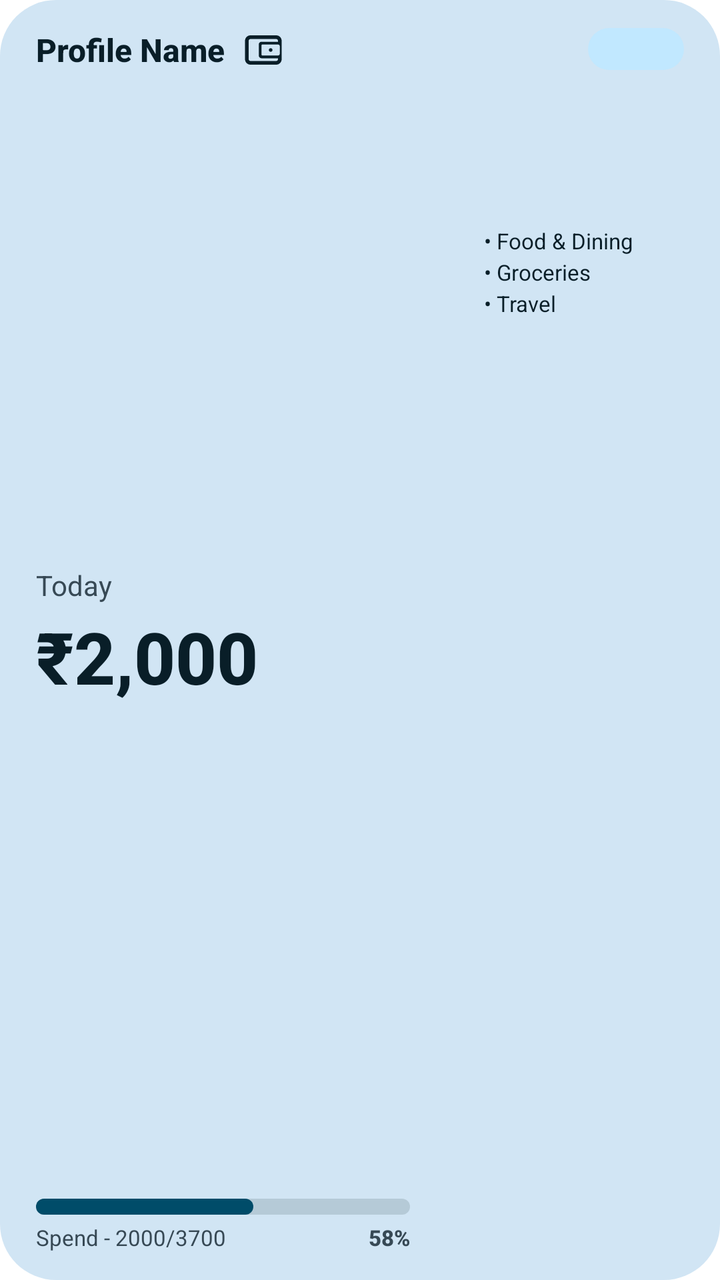
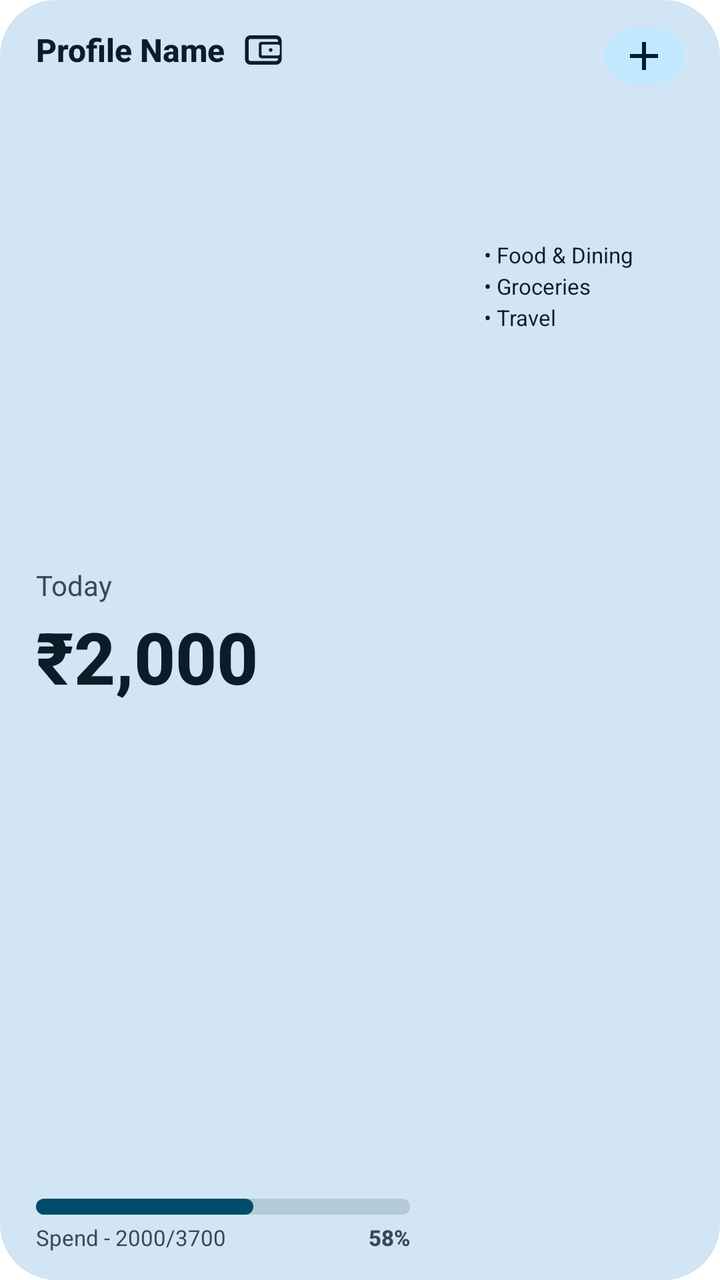

An Android layout rendered at two revisions. The XML below is the earlier revision; the diff shows what the commit changed to produce the second picture.
<!-- AndroidManifest.xml: fallback theme Theme.MaterialComponents.DayNight.NoActionBar -->
<!-- res/layout/widget_expense_tracker_medium.xml -->
<?xml version="1.0" encoding="utf-8"?>
<LinearLayout xmlns:android="http://schemas.android.com/apk/res/android"
    android:id="@+id/widget_root"
    android:layout_width="match_parent"
    android:layout_height="match_parent"
    android:background="@drawable/widget_background_expense"
    android:clickable="true"
    android:focusable="true"
    android:orientation="horizontal"
    android:paddingStart="18dp"
    android:paddingTop="14dp"
    android:paddingEnd="18dp"
    android:paddingBottom="14dp">

    
    <LinearLayout
        android:layout_width="0dp"
        android:layout_height="match_parent"
        android:layout_marginEnd="12dp"
        android:layout_weight="1.2"
        android:orientation="vertical">

        
        <LinearLayout
            android:layout_width="match_parent"
            android:layout_height="wrap_content"
            android:gravity="center_vertical"
            android:orientation="horizontal">

            <TextView
                android:id="@+id/widget_company_name"
                android:layout_width="wrap_content"
                android:layout_height="wrap_content"
                android:ellipsize="end"
                android:fontFamily="sans-serif-medium"
                android:maxLines="1"
                android:text="Profile Name"
                android:textColor="@color/widget_expense_text"
                android:textSize="16sp"
                android:textStyle="bold" />

            <ImageView
                android:id="@+id/widget_wallet_icon"
                android:layout_width="22dp"
                android:layout_height="22dp"
                android:layout_marginStart="8dp"
                android:contentDescription="Wallet"
                android:src="@drawable/ic_widget_wallet" />
        </LinearLayout>

        <FrameLayout
            android:layout_width="match_parent"
            android:layout_height="0dp"
            android:layout_weight="1" />

        
        <TextView
            android:id="@+id/widget_today_label"
            android:layout_width="wrap_content"
            android:layout_height="wrap_content"
            android:fontFamily="sans-serif"
            android:text="Today"
            android:textColor="@color/widget_expense_subtext"
            android:textSize="14sp" />

        
        <TextView
            android:id="@+id/widget_today_amount"
            android:layout_width="match_parent"
            android:layout_height="wrap_content"
            android:layout_marginTop="2dp"
            android:autoSizeMaxTextSize="38sp"
            android:autoSizeMinTextSize="16sp"
            android:autoSizeStepGranularity="1sp"
            android:autoSizeTextType="uniform"
            android:fontFamily="sans-serif-medium"
            android:maxLines="1"
            android:text="₹2,000"
            android:textColor="@color/widget_expense_text"
            android:textSize="36sp"
            android:textStyle="bold" />

        <FrameLayout
            android:layout_width="match_parent"
            android:layout_height="0dp"
            android:layout_weight="1" />

        
        <ProgressBar
            android:id="@+id/widget_expense_progress_bar"
            style="?android:attr/progressBarStyleHorizontal"
            android:layout_width="match_parent"
            android:layout_height="8dp"
            android:max="100"
            android:progress="58"
            android:progressDrawable="@drawable/widget_progress_bar_expense" />

        
        <LinearLayout
            android:layout_width="match_parent"
            android:layout_height="wrap_content"
            android:layout_marginTop="4dp"
            android:gravity="center_vertical"
            android:orientation="horizontal">

            <TextView
                android:id="@+id/widget_expense_spend_progress"
                android:layout_width="0dp"
                android:layout_height="wrap_content"
                android:layout_weight="1"
                android:ellipsize="end"
                android:fontFamily="sans-serif"
                android:maxLines="1"
                android:text="Spend - 2000/3700"
                android:textColor="@color/widget_expense_subtext"
                android:textSize="11sp" />

            <TextView
                android:id="@+id/widget_expense_spend_percent"
                android:layout_width="wrap_content"
                android:layout_height="wrap_content"
                android:fontFamily="sans-serif-medium"
                android:text="58%"
                android:textColor="@color/widget_expense_subtext"
                android:textSize="11sp"
                android:textStyle="bold" />
        </LinearLayout>

    </LinearLayout>

    
    <LinearLayout
        android:layout_width="0dp"
        android:layout_height="match_parent"
        android:layout_weight="0.8"
        android:gravity="center_horizontal"
        android:orientation="vertical">

        
        <FrameLayout
            android:layout_width="match_parent"
            android:layout_height="wrap_content">

            <ImageView
                android:id="@+id/widget_expense_add_button"
                android:layout_width="48dp"
                android:layout_height="21dp"
                android:background="@drawable/widget_add_pill"
                android:paddingHorizontal="24dp"
                android:paddingVertical="12dp"
                android:layout_gravity="end"
                android:clickable="true"
                android:contentDescription="Add Expense"
                android:focusable="true"
                android:src="@drawable/ic_widget_add" />
        </FrameLayout>

        
        <ImageView
            android:id="@+id/widget_expense_donut_chart"
            android:layout_width="72dp"
            android:layout_height="72dp"
            android:layout_gravity="center_horizontal"
            android:layout_marginTop="2dp"
            android:contentDescription="Category breakdown" />

        
        <LinearLayout
            android:layout_width="wrap_content"
            android:layout_height="wrap_content"
            android:layout_gravity="center_horizontal"
            android:layout_marginTop="4dp"
            android:orientation="vertical">

            <TextView
                android:id="@+id/widget_expense_category_1"
                android:layout_width="wrap_content"
                android:layout_height="wrap_content"
                android:ellipsize="end"
                android:fontFamily="sans-serif"
                android:maxLines="1"
                android:text="• Food &amp; Dining"
                android:textColor="@color/widget_expense_text"
                android:textSize="11sp" />

            <TextView
                android:id="@+id/widget_expense_category_2"
                android:layout_width="wrap_content"
                android:layout_height="wrap_content"
                android:layout_marginTop="1dp"
                android:ellipsize="end"
                android:fontFamily="sans-serif"
                android:maxLines="1"
                android:text="• Groceries"
                android:textColor="@color/widget_expense_text"
                android:textSize="11sp" />

            <TextView
                android:id="@+id/widget_expense_category_3"
                android:layout_width="wrap_content"
                android:layout_height="wrap_content"
                android:layout_marginTop="1dp"
                android:ellipsize="end"
                android:fontFamily="sans-serif"
                android:maxLines="1"
                android:text="• Travel"
                android:textColor="@color/widget_expense_text"
                android:textSize="11sp" />
        </LinearLayout>

    </LinearLayout>

</LinearLayout>
<!-- resources referenced by this layout -->
<resources>
  <color name="widget_expense_subtext">@color/widget_on_surface_variant</color>
  <color name="widget_expense_text">@color/widget_on_surface</color>
  <!-- drawable ic_widget_add (drawable) -->
  <?xml version="1.0" encoding="utf-8"?>
  <vector xmlns:android="http://schemas.android.com/apk/res/android"
      android:width="24dp"
      android:height="24dp"
      android:viewportWidth="24"
      android:viewportHeight="24">
      <path
          android:fillColor="@color/widget_on_add"
          android:pathData="M19,13h-6v6h-2v-6H5v-2h6V5h2v6h6v2z" />
  </vector>
  <!-- drawable ic_widget_wallet (drawable) -->
  <?xml version="1.0" encoding="utf-8"?>
  <vector xmlns:android="http://schemas.android.com/apk/res/android"
      android:width="24dp"
      android:height="24dp"
      android:viewportWidth="24"
      android:viewportHeight="24">
      <path
          android:fillColor="@color/widget_expense_text"
          android:fillType="evenOdd"
          android:pathData="M5,4 C3.34,4 2,5.34 2,7 L2,17 C2,18.66 3.34,20 5,20 L19,20 C20.66,20 22,18.66 22,17 L22,7 C22,5.34 20.66,4 19,4 L5,4 Z M9,6 L19,6 C19.55,6 20,6.45 20,7 L20,7.5 L11,7.5 C10.17,7.5 9.5,8.17 9.5,9 L9.5,15 C9.5,15.83 10.17,16.5 11,16.5 L20,16.5 L20,17 C20,17.55 19.55,18 19,18 L5,18 C4.45,18 4,17.55 4,17 L4,7 C4,6.45 4.45,6 5,6 L9,6 Z M11.5,9 L20,9 C20.55,9 21,9.45 21,10 L21,14 C21,14.55 20.55,15 20,15 L11.5,15 C11.22,15 11,14.78 11,14.5 L11,9.5 C11,9.22 11.22,9 11.5,9 Z M16,13 C16.55,13 17,12.55 17,12 C17,11.45 16.55,11 16,11 C15.45,11 15,11.45 15,12 C15,12.55 15.45,13 16,13 Z"/>
  </vector>
  <!-- drawable widget_add_pill (drawable) -->
  <?xml version="1.0" encoding="utf-8"?>
  <shape xmlns:android="http://schemas.android.com/apk/res/android"
      android:shape="rectangle">
      <corners android:radius="24dp" />
      <solid android:color="@color/widget_add_background" />
  </shape>
  <!-- drawable widget_background_expense (drawable) -->
  <?xml version="1.0" encoding="utf-8"?>
  <shape xmlns:android="http://schemas.android.com/apk/res/android"
      android:shape="rectangle">
      <corners android:radius="28dp" />
      <solid android:color="@color/widget_expense_bg" />
  </shape>
  <!-- drawable widget_progress_bar_expense (drawable) -->
  <?xml version="1.0" encoding="utf-8"?>
  <layer-list xmlns:android="http://schemas.android.com/apk/res/android">
      <item android:id="@android:id/background">
          <shape android:shape="rectangle">
              <corners android:radius="8dp" />
              <solid android:color="@color/widget_expense_track" />
          </shape>
      </item>
      <item android:id="@android:id/progress">
          <scale android:scaleWidth="100%">
              <shape android:shape="rectangle">
                  <corners android:radius="8dp" />
                  <solid android:color="@color/widget_expense_fill" />
              </shape>
          </scale>
      </item>
  </layer-list>
  <color name="widget_on_surface_variant">#4A463F</color>
  <color name="widget_on_surface">#1D1B16</color>
  <color name="widget_on_add">#001B3C</color>
  <color name="widget_add_background">#D5E3FF</color>
  <color name="widget_expense_bg">@color/widget_bg</color>
  <color name="widget_expense_track">@color/widget_container_tonal</color>
  <color name="widget_expense_fill">@color/widget_inflow_indicator</color>
  <color name="widget_bg">#F2EDE8</color>
  <color name="widget_container_tonal">#E5DFD9</color>
  <color name="widget_inflow_indicator">#2D6A4F</color>
</resources>

<!-- the commit's change to res/layout/widget_expense_tracker_medium.xml (unified diff, before → after) -->
@@ -143,15 +143,14 @@
 
             <ImageView
                 android:id="@+id/widget_expense_add_button"
-                android:layout_width="48dp"
-                android:layout_height="21dp"
+                android:layout_width="40dp"
+                android:layout_height="28dp"
                 android:background="@drawable/widget_add_pill"
-                android:paddingHorizontal="24dp"
-                android:paddingVertical="12dp"
                 android:layout_gravity="end"
                 android:clickable="true"
                 android:contentDescription="Add Expense"
                 android:focusable="true"
+                android:scaleType="centerInside"
                 android:src="@drawable/ic_widget_add" />
         </FrameLayout>
 
